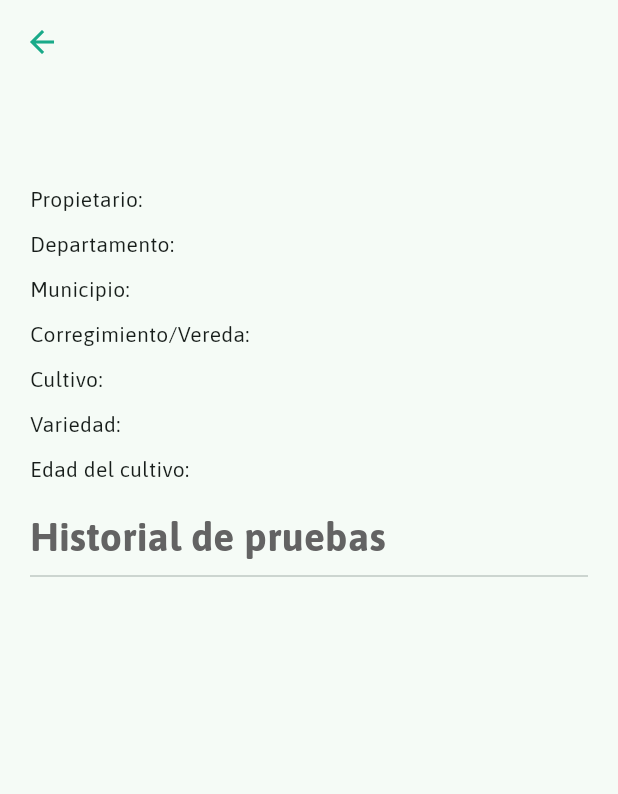
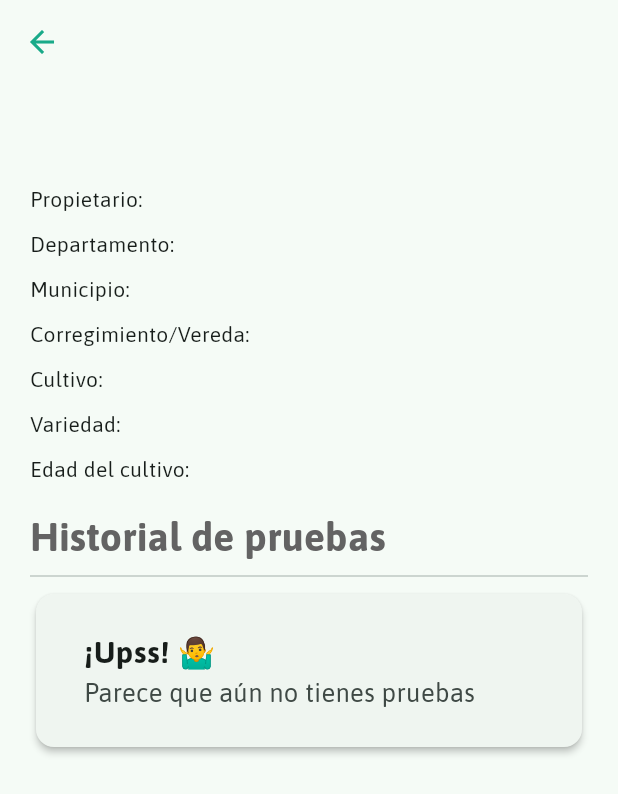
Before and after one commit to AgnerVillaFabrega/MixCosechas, a Flutter app: the PredioProfileView screen opened directly with empty values, on a phone screen of 412 x 824 dp. Shown: the top 794 px of the screen. Run offline on Flutter 3.47's test engine with Material 2 defaults, Android fonts, the phone set to English and light mode, and no system bars; our stand-ins replace cloud_firestore, csv, firebase_auth, firebase_core, fl_chart, flutter_typeahead and 1 more; accounts and stored records are empty.

Commit message:
Fix:Fecha en Pruebas

```diff
--- a/lib/model/pruebaAgua.dart
+++ b/lib/model/pruebaAgua.dart
@@ -11,6 +11,7 @@ class PruebaAgua {
   final String nombrepropietario;
   final String telefonopropietario;
   final String correopropietario;
+  String? fechaPrueba = '${DateTime.now().day}/${DateTime.now().month}/${DateTime.now().year}';
 
   late String interpretacion;
   late String recomendaciones;
@@ -38,9 +39,40 @@ class PruebaAgua {
 
   final String tipoAgua;
 
+  final List<String> graficaCompuestos = [
+    'NH4',
+    'NO2',
+    'NO3',
+    'P',
+    'K',
+    'Ca',
+    'Mg',
+    'SO4',
+  ];
+  late List<double> valorgraficaCompuestos = [
+    nh4,
+    no2,
+    no3,
+    p,
+    k,
+    ca,
+    mg,
+    so4
+  ];
+  final List<String> graficaCompuestos2 = [
+    'Fe',
+    'Mn',
+    'Cu',
+    'Cl',
+    'Ph',
+    'C.E',
+    'Sales',
+  ];
+  late List<double> valorgraficaCompuestos2 = [fe, mn, cu, cl, ph,ce, salesDisueltas];
+
   final List<String> nombreCompuestos = [
-    //'Nitrato de Nitrógeno - N',
-    'Nitrógeno amoniacal - NH4+',
+
+    'Nitrógeno - NH4+',
     'Nitritos - NO2-',
     'Nitratos - NO3-',
     'Fósforo - P',
@@ -154,7 +186,8 @@ class PruebaAgua {
     required this.ph,
     required this.ce,
     required this.salesDisueltas,
-    required this.tipoAgua
+    required this.tipoAgua,
+    fechaPrueba
   }) {
     //double d = (Ca / Mg);
     //String inString = d.toStringAsFixed(3); // '2.35'
@@ -397,6 +430,7 @@ class PruebaAgua {
       nombrepropietario: map['Nombrepropietario'],
       telefonopropietario: map['Telefono'],
       correopropietario: map['Correo'],
+      fechaPrueba : map ['Fecha'],
       interpretacion: map['Interpretacion'],
       recomendaciones: map['Recomendaciones'],
       restricciones: map['Restricciones'],
--- a/lib/model/pruebaSistemaFoliar.dart
+++ b/lib/model/pruebaSistemaFoliar.dart
@@ -11,6 +11,7 @@ class PruebaSistemaFoliar {
   final String nombrepropietario;
   final String telefonopropietario;
   final String correopropietario;
+  String? fechaPrueba = '${DateTime.now().day}/${DateTime.now().month}/${DateTime.now().year}';
 
   final String ca;
   final String mg;
@@ -63,7 +64,8 @@ class PruebaSistemaFoliar {
     required this.cu,
     required this.zn,
     required this.mn,
-    required this.b
+    required this.b,
+    fechaPrueba
   });
 
   factory PruebaSistemaFoliar.fromMap(Map<String, dynamic> map) {
@@ -80,6 +82,7 @@ class PruebaSistemaFoliar {
       nombrepropietario: map['Nombrepropietario'],
       telefonopropietario: map['Telefono'],
       correopropietario: map['Correo'],
+      fechaPrueba: map['Fecha'],
       ca: map['Calcio - Ca'],
       mg: map['Magnesio - Mg'],
       na: map['Sodio - Na'],
--- a/lib/model/pruebaSuelo.dart
+++ b/lib/model/pruebaSuelo.dart
@@ -11,6 +11,7 @@ class PruebaSuelo {
   final String nombrepropietario;
   final String telefonoPropietario;
   final String correoPropietario;
+  String? fechaPrueba = '${DateTime.now().day}/${DateTime.now().month}/${DateTime.now().year}';
 
   late String recomendaciones;
   late String presiembra;
@@ -61,7 +62,6 @@ class PruebaSuelo {
     'Ca',
     'S',
     'Mg',
-
   ];
   late List<double> valorgraficaCompuestos = [
     n,
@@ -84,16 +84,7 @@ class PruebaSuelo {
     'Zn',
     'Na',
   ];
-  late List<double> valorgraficaCompuestos2 = [
-    so4,
-    fe,
-    mn,
-    cu,
-    al,
-    cl,
-    zn,
-    na
-  ];
+  late List<double> valorgraficaCompuestos2 = [so4, fe, mn, cu, al, cl, zn, na];
 
   final List<String> nombreCompuestos = [
     'Nitrato de Nitrógeno',
@@ -266,6 +257,7 @@ class PruebaSuelo {
     required this.limo,
     required this.arena,
     required this.humus,
+    fechaPrueba
   }) {
     // double d = (Ca / Mg);
     // String inString = d.toStringAsFixed(3); // '2.35'
@@ -306,6 +298,7 @@ class PruebaSuelo {
 
     textura = valorTextura(arcilla, limo, arena);
   }
+
 
   String nInterpretar(double valor) {
     if (valor < 0.08) {
@@ -667,6 +660,7 @@ class PruebaSuelo {
       nombrepropietario: map['NombrePropietario'],
       telefonoPropietario: map['Telefono'],
       correoPropietario: map['Correo'],
+      fechaPrueba : map ['Fecha'],
       recomendaciones: map['Recomendaciones'],
       presiembra: map['Presiembra'],
       siembra: map['Siembra'],
@@ -695,6 +689,7 @@ class PruebaSuelo {
       arcilla: double.parse(map['Arcilla'].toString()),
       limo: double.parse(map['Limo'].toString()),
       arena: double.parse(map['Arena'].toString()),
-        humus: double.parse(humusData['valor'].toString()));
+      humus: double.parse(humusData['valor'].toString())
+      );
   }
 }
--- a/lib/presentation/screens/predio_profile_screen.dart
+++ b/lib/presentation/screens/predio_profile_screen.dart
@@ -1,8 +1,11 @@
 import 'package:flutter/material.dart';
 import 'package:mixcosechas_app/model/predios.dart';
+import 'package:mixcosechas_app/model/pruebaSuelo.dart';
+import 'package:mixcosechas_app/services/firebase_service.dart';
 
 class PredioProfileView extends StatelessWidget {
   final Predio predio;
+  final ServiceFirebase _serviceFirebase = ServiceFirebase();
 
   PredioProfileView({Key? key, required this.predio}) : super(key: key);
 
@@ -10,8 +13,8 @@ class PredioProfileView extends StatelessWidget {
   Widget build(BuildContext context) {
     return Scaffold(
       appBar: AppBar(
-        //title: const Text('Detalles del Predio'),
-      ),
+          //title: const Text('Detalles del Predio'),
+          ),
       body: Padding(
         padding: const EdgeInsets.all(20.0),
         child: SingleChildScrollView(
@@ -20,10 +23,8 @@ class PredioProfileView extends StatelessWidget {
             children: [
               Text(
                 predio.nombre,
-                style: const TextStyle(
-                  fontWeight: FontWeight.bold,
-                  fontSize: 26
-                ),
+                style:
+                    const TextStyle(fontWeight: FontWeight.bold, fontSize: 26),
               ),
               const SizedBox(height: 10),
               Text('Propietario: ${predio.nombrePropietario}'),
@@ -43,15 +44,97 @@ class PredioProfileView extends StatelessWidget {
               const Text(
                 "Historial de pruebas",
                 style: TextStyle(
-                  fontWeight: FontWeight.bold,
-                  fontSize: 26,
-                  color: Color(0XFF636363)
-                ),
+                    fontWeight: FontWeight.bold,
+                    fontSize: 26,
+                    color: Color(0XFF636363)),
               ),
               const Divider(),
-              const Column(
 
+              //AQUI COMIENZO************************************************************
+
+              FutureBuilder(
+                future: _serviceFirebase.getPruebaSueloPorPredio(predio.id),
+                builder: (context, snapshot) {
+                  if (snapshot.connectionState == ConnectionState.waiting) {
+                    return const Center(child: CircularProgressIndicator());
+                  } else if (snapshot.hasError) {
+                    return Text('Error: ${snapshot.error}');
+                  } else {
+                    List<PruebaSuelo> pruebasSuelo =
+                        snapshot.data as List<PruebaSuelo>;
+                    if (pruebasSuelo.isEmpty) {
+                      return const Card(
+                        elevation: 2,
+                        child: Padding(
+                          padding: EdgeInsets.all(
+                              16), // Aumenta el espacio de relleno
+                          child: ListTile(
+                            title: Row(
+                              mainAxisAlignment: MainAxisAlignment.spaceBetween,
+                              children: [
+                                Text(
+                                  "¡Upss! 🤷‍♂️",
+                                  style: TextStyle(
+                                      fontWeight: FontWeight.bold,
+                                      fontSize:
+                                          20 // Aumenta el tamaño del texto
+                                      ),
+                                ),
+                              ],
+                            ),
+                            subtitle: Text(
+                              'Parece que aún no tienes pruebas',
+                              style: TextStyle(
+                                fontSize: 17, // Aumenta el tamaño del texto
+                              ),
+                            ),
+                          ),
+                        ),
+                      );
+                    } else {
+                      return Container(
+                        height: 600,
+                        child: ListView(
+                          padding: const EdgeInsets.symmetric(horizontal: 14),
+                          children: pruebasSuelo.map((pruebaSuelo) {
+                            return GestureDetector(
+                              child: Card(
+                                elevation: 2,
+                                child: Padding(
+                                  padding: const EdgeInsets.all(16),
+                                  child: ListTile(
+                                    title: Row(
+                                      mainAxisAlignment:
+                                          MainAxisAlignment.spaceBetween,
+                                      children: [
+                                        Text(
+                                          pruebaSuelo.cultivoPredio,
+                                          style: const TextStyle(
+                                              fontWeight: FontWeight.bold),
+                                        ),
+                                        Text(
+                                          pruebaSuelo.fechaPrueba
+                                              .toString(), // Aquí colocamos el código del predio
+                                          style: const TextStyle(
+                                              fontWeight: FontWeight.bold),
+                                        ),
+                                      ],
+                                    ),
+                                    subtitle: Text(
+                                        pruebaSuelo.fechaPrueba.toString()),
+                                  ),
+                                ),
+                              ),
+                            );
+                          }).toList(),
+                        ),
+                      );
+                    }
+                  }
+                },
               ),
+
+              //AQUI TERMINO*************************************************************************
             ],
           ),
         ),
--- a/lib/presentation/screens/user_profile_screen.dart
+++ b/lib/presentation/screens/user_profile_screen.dart
@@ -155,7 +155,7 @@ class UserProfileView extends StatelessWidget {
                       return const Card(
                         elevation: 2,
                         child: Padding(
-                          padding: EdgeInsets.all(16), // Aumenta el espacio de relleno
+                          padding: EdgeInsets.all(7), // Aumenta el espacio de relleno
                           child: ListTile(
                             title: Row(
                               mainAxisAlignment: MainAxisAlignment.spaceBetween,
--- a/lib/presentation/widgets/suelo_widget.dart
+++ b/lib/presentation/widgets/suelo_widget.dart
@@ -20,6 +20,7 @@ class SueloWidget extends StatefulWidget {
 class _SueloWidgetState extends State<SueloWidget> {
   int currentState = 0;
   GlobalKey<FormState> formKey = GlobalKey<FormState>();
+
 
   final TextEditingController _nController = TextEditingController();
   final TextEditingController _nh4Controller = TextEditingController();
```
Also changed, not shown: lib/presentation/widgets/show_agua_inter.dart (+33 -3 lines), lib/presentation/widgets/show_suelo_inter.dart (+49 -32 lines), lib/services/firebase_service.dart (+20 -0 lines). Lines whose indentation alone changed are shown as unchanged.
